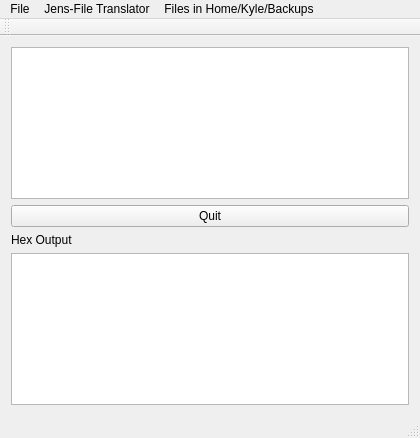
Qt form mainwindow.ui (PaulAntonucci/hello-world) before a commit.
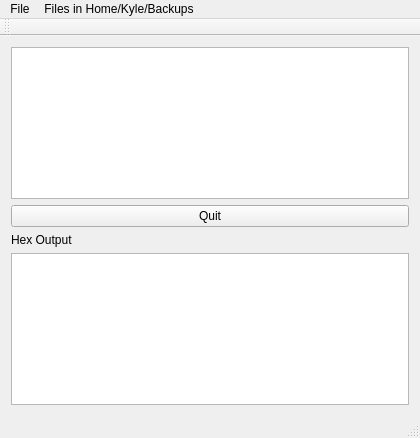
The same form after that commit.

Commit message: Add title, improve menus

```diff
--- a/mainwindow.ui
+++ b/mainwindow.ui
@@ -47,7 +47,7 @@
      <x>0</x>
      <y>0</y>
      <width>420</width>
-     <height>20</height>
+     <height>19</height>
     </rect>
    </property>
    <widget class="QMenu" name="menuFile">
@@ -57,18 +57,12 @@
     <addaction name="actionOpen"/>
     <addaction name="actionSave"/>
    </widget>
-   <widget class="QMenu" name="menuJens_File_Translator">
-    <property name="title">
-     <string>Jens-File Translator</string>
-    </property>
-   </widget>
    <widget class="QMenu" name="menuHome_Kyle_Backups">
     <property name="title">
      <string>Files in Home/Kyle/Backups</string>
     </property>
    </widget>
    <addaction name="menuFile"/>
-   <addaction name="menuJens_File_Translator"/>
    <addaction name="menuHome_Kyle_Backups"/>
   </widget>
   <widget class="QToolBar" name="mainToolBar">
```
Left out of the diff: 2 changed lines with no effect on the pictures. The commit also changes 1 other file.
